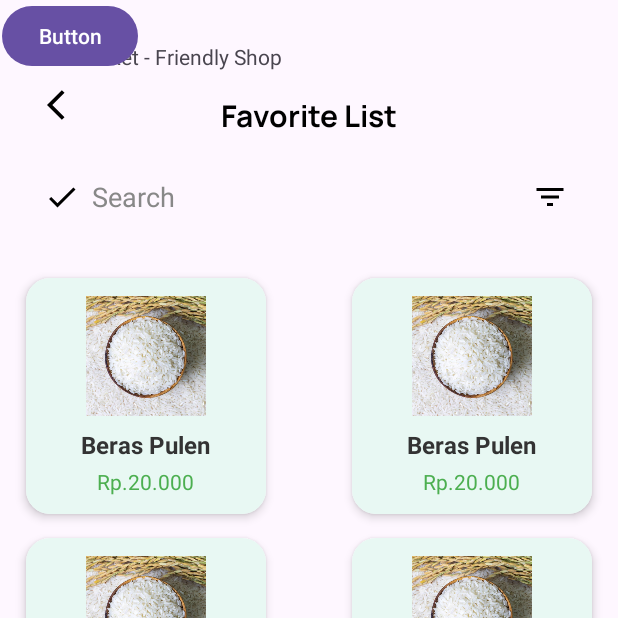
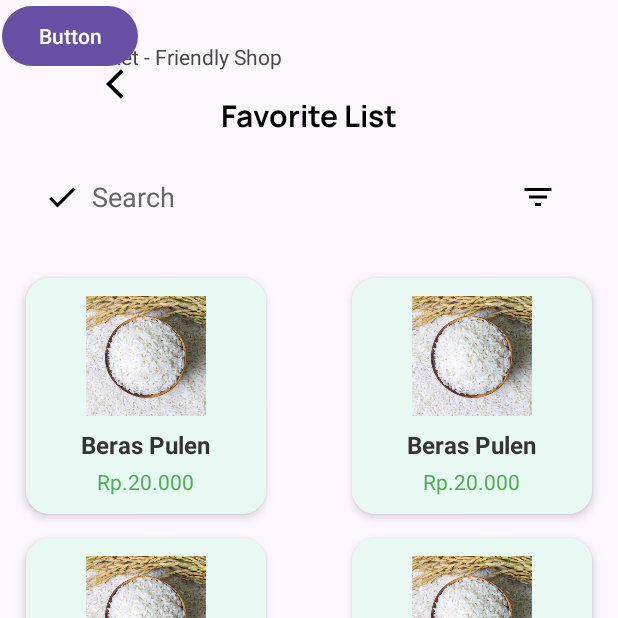
Before and after one commit to yogzism890/Omurice, an Android app built with Jetpack Compose: the fragment FavoritFragment placed in its activity, on a phone screen of 412 x 824 dp, the top half of it. Run offline under Robolectric (Android 15) with nearby library versions, the phone set to English and light mode, and no system bars.

Commit message:
perbikan error

```diff
--- a/app/src/main/res/drawable/bg_button_circle.xml
+++ b/app/src/main/res/drawable/bg_button_circle.xml
@@ -1,8 +1,6 @@
 <?xml version="1.0" encoding="utf-8"?>
 <selector xmlns:android="http://schemas.android.com/apk/res/android">
-    <shape xmlns:android="http://schemas.android.com/apk/res/android" android:shape="oval">
-        <solid android:color="@color/green" />
+    <shape android:shape="oval">
+        <solid android:color="@color/greenygz" />
     </shape>
-
-
 </selector>
--- a/app/src/main/res/layout/fragment_favorit.xml
+++ b/app/src/main/res/layout/fragment_favorit.xml
@@ -24,32 +24,23 @@
             app:layout_constraintStart_toStartOf="parent"
             app:layout_constraintEnd_toEndOf="parent" />
 
-        <!-- Back Icon -->
-
-        <!-- Title -->
-
-        <!-- Notification Icon -->
+        <!-- Tombol Kembali -->
         <ImageButton
             android:id="@+id/btnBack"
-            android:layout_width="36dp"
-            android:layout_height="36dp"
-            android:layout_marginStart="24dp"
-            android:layout_marginTop="52dp"
+            android:layout_width="48dp"
+            android:layout_height="48dp"
+            android:layout_marginStart="16dp"
+            android:layout_marginTop="32dp"
             android:background="@android:color/transparent"
-            android:contentDescription="Back"
+            android:contentDescription="@string/desc_back"
             android:src="@drawable/ic_back"
-            app:layout_constraintStart_margin="16dp"
+            android:padding="6dp"
+            app:layout_constraintTop_toTopOf="parent"
             app:layout_constraintStart_toStartOf="parent"
-            app:layout_constraintTop_margin="60dp"
-            app:layout_constraintTop_toTopOf="parent"
+            app:layout_constraintEnd_toStartOf="@id/textView16"
             app:tint="@color/black" />
 
-
-        <!-- Search Bar --><![CDATA[
-        />
-
-        ]]>
-
+        <!-- Search Bar -->
         <LinearLayout
             android:id="@+id/searchBar"
             android:layout_width="0dp"
@@ -66,39 +57,43 @@
             app:layout_constraintStart_toStartOf="parent"
             app:layout_constraintEnd_toEndOf="parent">
 
-            <!-- Ikon search -->
+            <!-- Ikon Search -->
             <ImageView
                 android:layout_width="24dp"
                 android:layout_height="24dp"
                 android:src="@drawable/ic_search"
+                android:contentDescription="@string/desc_search_icon"
                 app:tint="@color/black" />
 
-            <!-- Input teks -->
+            <!-- Input Text -->
             <EditText
                 android:id="@+id/etSearch"
                 android:layout_width="0dp"
-                android:layout_height="wrap_content"
+                android:layout_height="48dp"
                 android:layout_weight="1"
-                android:hint="Search"
+                android:autofillHints="username"
                 android:background="@android:color/transparent"
+                android:hint="@string/hint_search"
+                android:inputType="text"
+                android:paddingStart="8dp"
+                android:paddingEnd="8dp"
                 android:textColor="@color/black"
-                android:textColorHint="#888888"
-                android:paddingStart="8dp" />
+                android:textColorHint="#666666" />
 
-            <!-- Tombol filter -->
+            <!-- Tombol Filter -->
             <ImageButton
                 android:id="@+id/btnFilter"
-                android:layout_width="32dp"
-                android:layout_height="32dp"
+                android:layout_width="48dp"
+                android:layout_height="48dp"
                 android:src="@drawable/ic_filter"
                 android:background="@drawable/bg_button_circle"
                 android:scaleType="center"
                 android:padding="6dp"
-                android:contentDescription="Filter"
+                android:contentDescription="@string/desc_filter"
                 app:tint="@android:color/black" />
         </LinearLayout>
 
-        <!-- CARD 1 -->
+        <!-- Kartu-kartu -->
         <androidx.cardview.widget.CardView
             android:id="@+id/card1"
             android:layout_width="160dp"
@@ -112,7 +107,6 @@
             <include layout="@layout/item_card" />
         </androidx.cardview.widget.CardView>
 
-        <!-- CARD 2 -->
         <androidx.cardview.widget.CardView
             android:id="@+id/card2"
             android:layout_width="160dp"
@@ -126,7 +120,6 @@
             <include layout="@layout/item_card" />
         </androidx.cardview.widget.CardView>
 
-        <!-- CARD 3 -->
         <androidx.cardview.widget.CardView
             android:id="@+id/card3"
             android:layout_width="160dp"
@@ -140,7 +133,6 @@
             <include layout="@layout/item_card" />
         </androidx.cardview.widget.CardView>
 
-        <!-- CARD 4 -->
         <androidx.cardview.widget.CardView
             android:id="@+id/card4"
             android:layout_width="160dp"
@@ -154,7 +146,6 @@
             <include layout="@layout/item_card" />
         </androidx.cardview.widget.CardView>
 
-        <!-- CARD 5 -->
         <androidx.cardview.widget.CardView
             android:id="@+id/card5"
             android:layout_width="160dp"
@@ -168,7 +159,6 @@
             <include layout="@layout/item_card" />
         </androidx.cardview.widget.CardView>
 
-        <!-- CARD 6 -->
         <androidx.cardview.widget.CardView
             android:id="@+id/card6"
             android:layout_width="160dp"
--- a/app/src/main/res/values/strings.xml
+++ b/app/src/main/res/values/strings.xml
@@ -46,5 +46,11 @@
     <string name="shop" />
     <string name="bill" />
     <string name="profile" />
+    <string name="hint_search">Search</string>
+    <string name="desc_back">Back</string>
+    <string name="desc_filter">Filter</string>
+    <string name="desc_search_icon">Search Icon</string>
+    <string name="filter">Filter</string>
+
 
 </resources>
```
Also changed, not shown: app/src/main/res/layout/fragment_filter_bottom_sheet.xml (+40 -27 lines), app/src/main/res/values/array.xml (added, +7 -0 lines), 1 other file.
